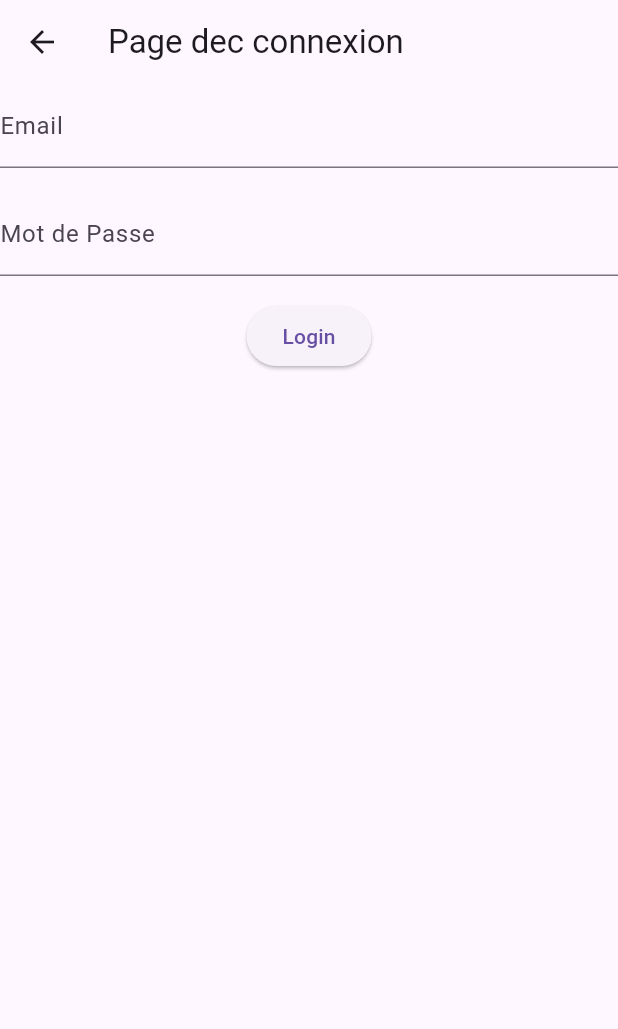
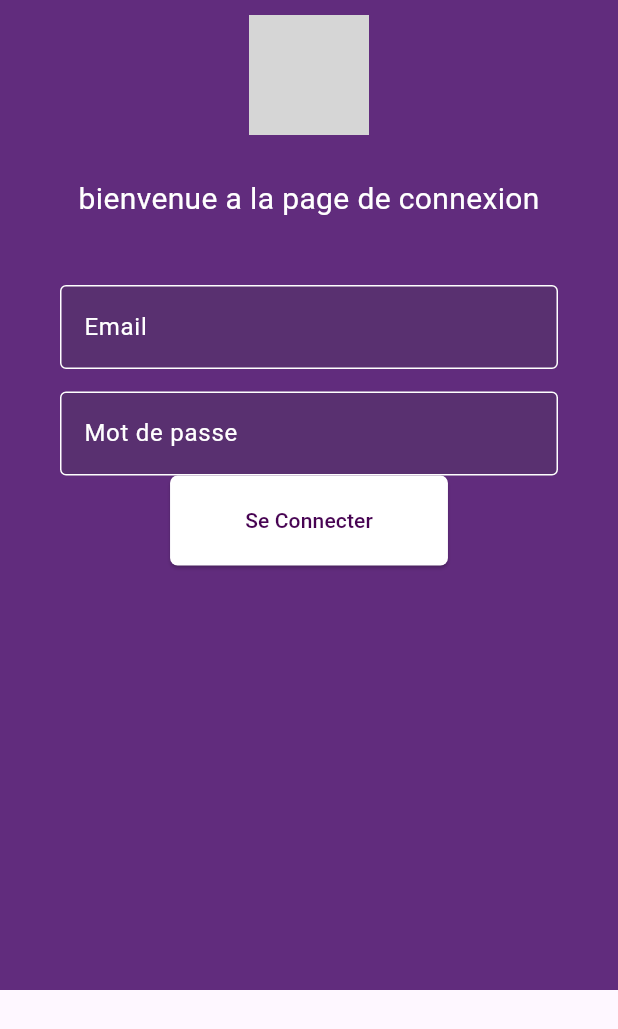
Before and after one commit to Rama49/Niefeko, a Flutter app: the conexion screen opened directly, on a phone screen of 412 x 824 dp. Shown: the top 1029 px of the screen. Run offline on Flutter 3.47's test engine with Material 3 defaults, Android fonts, the phone set to English and light mode, and no system bars; our stand-ins replace carousel_slider, firebase_core; missing offline and left inert: dart:html; accounts and stored records are empty; grey boxes are pictures that could not be loaded.

Commit message:
page de connexion deja integrer

```diff
--- a/lib/Pages/Connexion/conexion.dart
+++ b/lib/Pages/Connexion/conexion.dart
@@ -1,4 +1,5 @@
 import 'package:flutter/material.dart';
+import 'package:niefeko/Reutilisable/buttonReu.dart';
 
 class conexion extends StatefulWidget {
   const conexion({super.key});
@@ -8,32 +9,105 @@ class conexion extends StatefulWidget {
 }
 
 class _conexionState extends State<conexion> {
+    final _formKey = GlobalKey<FormState>();
   @override
   Widget build(BuildContext context) {
-    return Scaffold(
-      appBar: AppBar(
-        title: const Text('Page dec connexion'),
+    return Scaffold(body:  Container(
+      color: Color(0xFF612C7D),
+      child: Container(
+          height: 660,
+          child: Column(
+            children: [
+              SizedBox(
+                height: 10,
               ),
-      body: Column(
-        children: [
-          const TextField(
+              Image.asset(
+                "logoNiefeko.png",
+                width: 80,
+                height: 80,
+              ),
+              Padding(
+                padding: const EdgeInsets.all(28),
+                child: Text("bienvenue a la page de connexion", style: TextStyle(
+                                         fontSize: 20,
+                                         color: Colors.white
+                                       )),
+              ),
+
+
+
+
+              //  const Text("Bienvenu a Niefeko",
+              //                       style: TextStyle(
+              //                         fontSize: 20,
+              //                       )),
+              Form(
+                key: _formKey,
+                child: Column(children: [
+                  Padding(
+                    padding:
+                        const EdgeInsets.only(top: 15, left: 40, right: 40),
+                    child: TextFormField(
+                      style: TextStyle(color: Colors.white), // Couleur du texte
                       decoration: InputDecoration(
                         labelText: 'Email',
+                        labelStyle: TextStyle(
+                            color: Colors.white), // Couleur du placeholder
+                        filled: true,
+                        fillColor: Color(0xFF593070),
+                        enabledBorder: OutlineInputBorder(
+                          borderSide: BorderSide(
+                              color: Colors
+                                  .white), // Bordure lorsque non sélectionné
+                        ),
+                        focusedBorder: OutlineInputBorder(
+                          borderSide: BorderSide(
+                              color:
+                                  Colors.white), // Bordure lorsque sélectionné
                         ),
                       ),
-          const SizedBox(height: 16),
-          const TextField(
-            obscureText: true,
-            decoration: InputDecoration(
-              labelText: 'Mot de Passe',
                     ),
                   ),
-          const SizedBox(height: 16),
-          ElevatedButton(
-            onPressed: () {},
-            child: const Text('Login'),
+                  // SizedBox(height: 20),
+                  Padding(
+                    padding:
+                        const EdgeInsets.only(top: 15, left: 40, right: 40),
+                    child: TextFormField(
+                      style: TextStyle(color: Colors.white), // Couleur du texte
+                      decoration: InputDecoration(
+                        labelText: 'Mot de passe',
+                        labelStyle: TextStyle(
+                            color: Colors.white), // Couleur du placeholder
+                        filled: true,
+                        fillColor: Color(0xFF593070),
+                        enabledBorder: OutlineInputBorder(
+                          borderSide: BorderSide(
+                              color: Colors
+                                  .white), // Bordure lorsque non sélectionné
+                        ),
+                        focusedBorder: OutlineInputBorder(
+                          borderSide: BorderSide(
+                              color:
+                                  Colors.white), // Bordure lorsque sélectionné
+                        ),
+                      ),
+                    ),
+                  ),
+                  // SizedBox(height: 20),
+                   BoutonR(
+                    titre: "Se Connecter",
+                    onPressed: () {
+                      Navigator.push(
+                        context,
+                        MaterialPageRoute(
+                            builder: (context) => conexion()),
+                      );
+                    },
+                  )
+                ]),
               ),
             ],
+          )),
     ),
 );
   }
--- a/lib/Pages/Inscription/inscription.dart
+++ b/lib/Pages/Inscription/inscription.dart
@@ -1,6 +1,7 @@
 import 'package:flutter/material.dart';
 import 'package:flutter/rendering.dart';
 import 'package:niefeko/Components/Carte/recherche/recherche.dart';
+import 'package:niefeko/Pages/Connexion/conexion.dart';
 import 'package:niefeko/Reutilisable/buttonReu.dart';
 
 class inscription extends StatefulWidget {
@@ -31,7 +32,7 @@ class inscriptionState extends State<inscription> {
               ),
               Padding(
                 padding: const EdgeInsets.all(28),
-                child: Text("bienvenue a la page d inscription", style: TextStyle(
+                child: Text("bienvenue a la page d'inscription", style: TextStyle(
                                          fontSize: 20,
                                          color: Colors.white
                                        )),
@@ -178,7 +179,7 @@ class inscriptionState extends State<inscription> {
                       Navigator.push(
                         context,
                         MaterialPageRoute(
-                            builder: (context) => search()),
+                            builder: (context) => conexion()),
                       );
                     },
                   )
```
Lines whose indentation alone changed are shown as unchanged.
